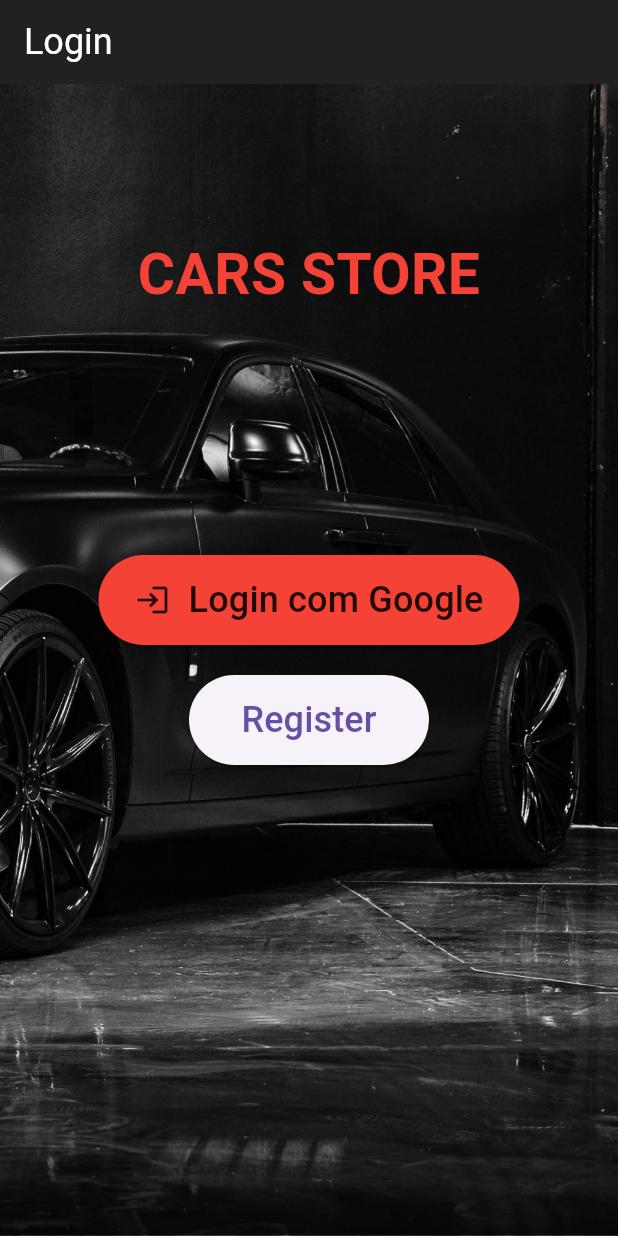
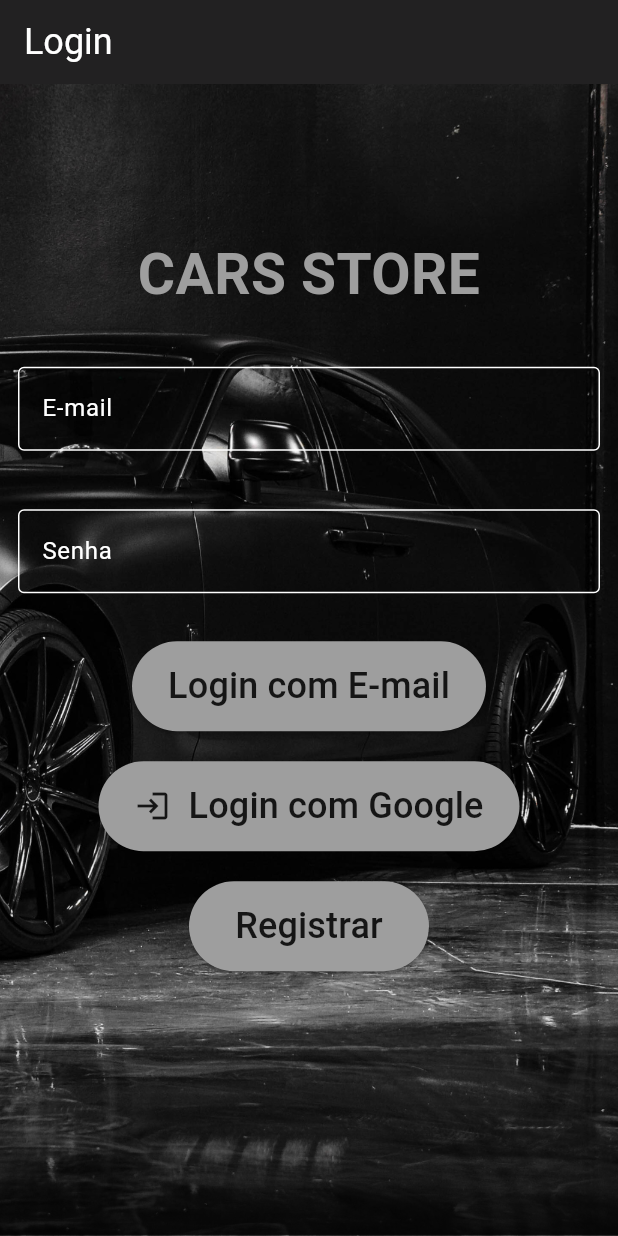
Before and after one commit to lukasreei/carviewproject, a Flutter app: the screen it shows after launch, on a phone screen of 412 x 824 dp. Run offline on Flutter 3.47's test engine with Material 3 defaults, Android fonts, the light colour scheme and no system bars; our stand-ins replace cloud_firestore, firebase_analytics, firebase_auth, firebase_core, flutter_localized_locales, google_fonts and 1 more; accounts and stored records are empty.

Commit message:
banco de dados funcionando e atualizações do login

```diff
--- /dev/null
+++ b/lib/pages/authentication/email.dart
@@ -0,0 +1,132 @@
+// email.dart
+import 'package:firebase_auth/firebase_auth.dart';
+import 'package:flutter/material.dart';
+import 'package:firebase_analytics/firebase_analytics.dart';
+import 'package:carviewproject/pages/homepage.dart';
+
+class EmailLoginPage extends StatefulWidget {
+  @override
+  _EmailLoginPageState createState() => _EmailLoginPageState();
+}
+
+class _EmailLoginPageState extends State<EmailLoginPage> {
+  final FirebaseAuth _auth = FirebaseAuth.instance;
+  final TextEditingController _emailController = TextEditingController();
+  final TextEditingController _passwordController = TextEditingController();
+
+  Future<void> _loginWithEmailAndPassword(BuildContext context) async {
+    if (_emailController.text.isEmpty || _passwordController.text.isEmpty) {
+      ScaffoldMessenger.of(context).showSnackBar(
+        const SnackBar(content: Text('Por favor, preencha o e-mail e a senha.')),
+      );
+      return;
+    }
+
+    try {
+      UserCredential userCredential = await _auth.signInWithEmailAndPassword(
+        email: _emailController.text.trim(),
+        password: _passwordController.text.trim(),
+      );
+
+      User? user = userCredential.user;
+      if (user != null) {
+        Navigator.pushReplacement(
+          context,
+          MaterialPageRoute(
+            builder: (context) => Homepage(analytics: FirebaseAnalytics.instance),
+          ),
+        );
+      }
+    } on FirebaseAuthException catch (e) {
+      String errorMessage;
+      if (e.code == 'user-not-found') {
+        errorMessage = 'Usuário não encontrado.';
+      } else if (e.code == 'wrong-password') {
+        errorMessage = 'Senha incorreta.';
+      } else {
+        errorMessage = 'Erro ao fazer login. Tente novamente.';
+      }
+
+      ScaffoldMessenger.of(context).showSnackBar(
+        SnackBar(content: Text(errorMessage)),
+      );
+    }
+  }
+
+  @override
+  void dispose() {
+    _emailController.dispose();
+    _passwordController.dispose();
+    super.dispose();
+  }
+
+  @override
+  Widget build(BuildContext context) {
+    return Container(
+      child: Column(
+        children: [
+          Padding(
+            padding: const EdgeInsets.all(12.0),
+            child: TextField(
+              controller: _emailController,
+              decoration: const InputDecoration(
+                labelText: 'E-mail',
+                labelStyle: TextStyle(color: Colors.white),
+                filled: true,
+                fillColor: Colors.transparent,
+                border: OutlineInputBorder(
+                  borderSide: BorderSide(color: Colors.white)
+                ),
+                focusedBorder: OutlineInputBorder(
+                  borderSide: BorderSide(color: Colors.white)
+                ),
+                enabledBorder: OutlineInputBorder(
+                  borderSide: BorderSide(color: Colors.white)
+                )
+              ),
+              keyboardType: TextInputType.emailAddress,
+              style: TextStyle(color: Colors.white),
+            ),
+          ),
+          const SizedBox(height: 15),
+          Padding(
+            padding: const EdgeInsets.all(12.0),
+            child: TextField(
+              controller: _passwordController,
+              decoration: const InputDecoration(
+                labelText: 'Senha',
+                labelStyle: TextStyle(color: Colors.white),
+                filled: true,
+                fillColor: Colors.transparent,
+                border: OutlineInputBorder(
+                  borderSide: BorderSide(color: Colors.white),
+                ),
+                focusedBorder: OutlineInputBorder(
+                  borderSide: BorderSide(color: Colors.white)
+                ),
+                enabledBorder: OutlineInputBorder(
+                  borderSide: BorderSide(color: Colors.white)
+                )
+              ),
+              obscureText: true,
+              style: TextStyle(color: Colors.white),
+            ),
+          ),
+          const SizedBox(height: 20),
+          ElevatedButton(
+            onPressed: () => _loginWithEmailAndPassword(context),
+            style: ElevatedButton.styleFrom(
+              foregroundColor: Colors.black87,
+              backgroundColor: Colors.grey,
+              minimumSize: Size(160, 60),
+            ),
+            child: const Text(
+              'Login com E-mail',
+              style: TextStyle(fontSize: 24),
+            ),
+          ),
+        ],
+      ),
+    );
+  }
+}
--- a/lib/pages/login.dart
+++ b/lib/pages/login.dart
@@ -1,14 +1,13 @@
 import 'package:firebase_analytics/firebase_analytics.dart';
 import 'package:flutter/material.dart';
-import 'package:firebase_auth/firebase_auth.dart';
 import 'package:google_sign_in/google_sign_in.dart';
 import 'package:carviewproject/pages/authentication/google.dart';
-import 'homepage.dart';
+import 'package:carviewproject/pages/authentication/email.dart';
+import 'package:carviewproject/pages/homepage.dart';
 import 'package:google_fonts/google_fonts.dart';
+import 'package:carviewproject/pages/authentication/register.dart';
 
 class LoginPage extends StatelessWidget {
-  final GoogleAuthService _googleAuthService = GoogleAuthService();
-
   @override
   Widget build(BuildContext context) {
     return Scaffold(
@@ -21,25 +20,28 @@ class LoginPage extends StatelessWidget {
         children: [
           Container(
             decoration: const BoxDecoration(
-              image: DecorationImage(image: AssetImage('assets/images/login.png'),fit: BoxFit.cover),
+              image: DecorationImage(image: AssetImage('assets/images/login.png'), fit: BoxFit.cover),
             ),
           ),
           const Positioned(
             top: 100,
             left: 0,
             right: 0,
-            child: Text('CARS STORE',
+            child: Text(
+              'CARS STORE',
               textAlign: TextAlign.center,
-              style:TextStyle(fontSize: 38, fontWeight: FontWeight.bold, color: Colors.red),
+              style: TextStyle(fontSize: 38, fontWeight: FontWeight.bold, color: Colors.grey),
             ),
           ),
           Center(
             child: Column(
               mainAxisAlignment: MainAxisAlignment.center,
               children: [
+                EmailLoginPage(),
+                const SizedBox(height: 20),
                 ElevatedButton(
                   onPressed: () async {
-                    final user = await _googleAuthService.signInWithGoogle();
+                    final user = await GoogleAuthService().signInWithGoogle();
                     if (user != null) {
                       Navigator.pushReplacement(
                         context,
@@ -55,7 +57,7 @@ class LoginPage extends StatelessWidget {
                   },
                   style: ElevatedButton.styleFrom(
                     foregroundColor: Colors.black87,
-                    backgroundColor: Colors.red,
+                    backgroundColor: Colors.grey,
                     minimumSize: Size(160, 60),
                   ),
                   child: const Row(
@@ -71,11 +73,22 @@ class LoginPage extends StatelessWidget {
                   ),
                 ),
                 const SizedBox(height: 20),
+
+                // Botão de registro
                 ElevatedButton(
-                  onPressed: () {},
-                  style: ElevatedButton.styleFrom(minimumSize: Size(160, 60)),
-                  child: Text(
-                    'Register',
+                  onPressed: () {
+                    Navigator.push(
+                      context,
+                      MaterialPageRoute(builder: (context) => RegisterPage()),
+                    );
+                  },
+                  style: ElevatedButton.styleFrom(
+                    minimumSize: Size(160, 60),
+                    foregroundColor: Colors.black87,
+                    backgroundColor: Colors.grey,
+                  ),
+                  child: const Text(
+                    'Registrar',
                     style: TextStyle(fontSize: 24),
                   ),
                 ),
--- a/pubspec.yaml
+++ b/pubspec.yaml
@@ -44,6 +44,8 @@ dependencies:
     sdk: flutter
   flutter_localized_locales: ^2.0.5
   google_fonts: ^6.2.1
+  firebase_database: ^11.1.5
+  cloud_firestore: ^5.4.5
 
 dev_dependencies:
   flutter_test:
```
Also changed, not shown: lib/pages/authentication/register.dart (+120 -0 lines), pubspec.lock, 4 other files.
